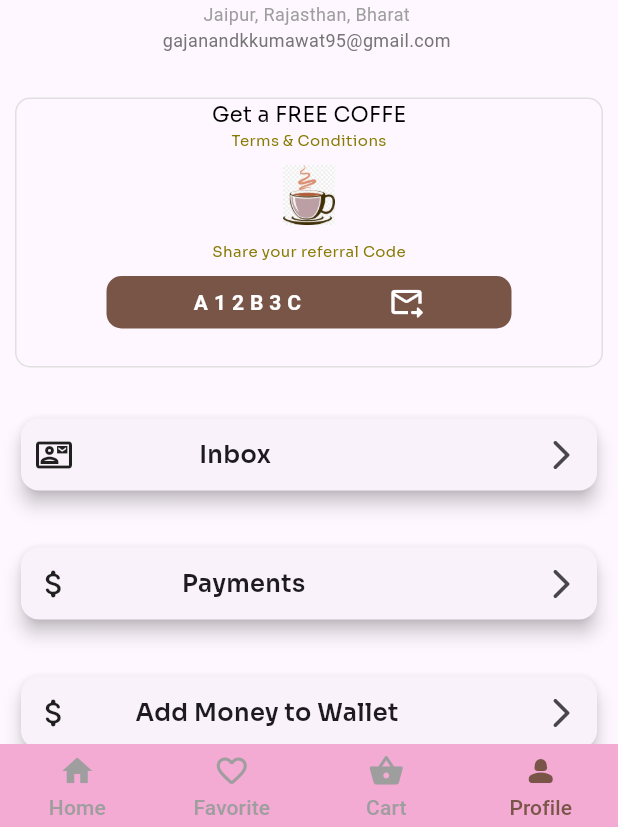
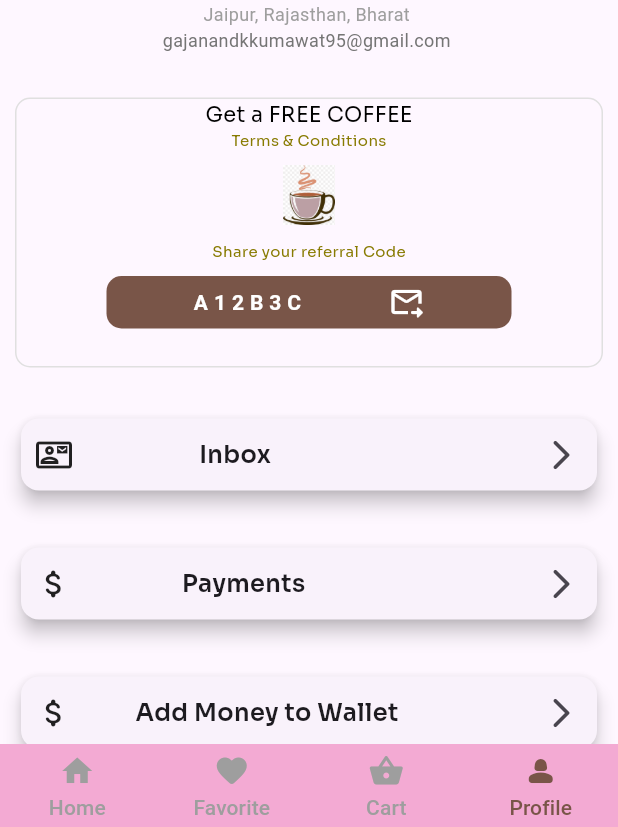
Before and after one commit to DataWhisperer10/coffeeApp, a Flutter app: the BottomNavBar screen opened directly, item 4 of the bottom bar chosen, on a phone screen of 412 x 824 dp. Shown: the part 402-1229 px from the top of the screen. Run offline on Flutter 3.47's test engine with Material 3 defaults, Android fonts, the phone set to English and light mode, and no system bars; our stand-ins replace google_fonts; missing offline and left inert: masonry_grid.

Commit message:
optimized the flow and code

```diff
--- a/lib/bottom_nav_bar.dart
+++ b/lib/bottom_nav_bar.dart
@@ -29,7 +29,7 @@ class _BottomNavBarState extends State<BottomNavBar> {
                 ),
                 Tab(
                   text: "Favorite",
-                  icon: Icon(Icons.favorite_border_rounded),
+                  icon: Icon(Icons.favorite_rounded),
                 ),
                 Tab(
                   text: "Cart",
--- a/lib/main.dart
+++ b/lib/main.dart
@@ -1,4 +1,4 @@
-import 'package:coffee/screens/favorite_screen.dart';
+import 'package:coffee/screens/splash_screen.dart';
 import 'package:flutter/material.dart';
 
 void main() {
@@ -33,7 +33,7 @@ class MyApp extends StatelessWidget {
         colorScheme: ColorScheme.fromSeed(seedColor: Colors.deepPurple),
         useMaterial3: true,
       ),
-      home: const FavoriteScreen(),
+      home: const SplashScreen(),
     );
   }
 }
--- a/lib/screens/favorite_screen.dart
+++ b/lib/screens/favorite_screen.dart
@@ -80,8 +80,8 @@ class _FavoriteScreenState extends State<FavoriteScreen> {
                       ],
                     ),
                     Positioned(
-                        top: 20,
-                        right: 20,
+                        top: 5,
+                        right: 5,
                         child: IconButton(
                             onPressed: () {
                               setState(() {
--- a/lib/screens/item_details.dart
+++ b/lib/screens/item_details.dart
@@ -15,6 +15,11 @@ class _ItemDetailsState extends State<ItemDetails> {
     "M",
     "L",
   ];
+  Map<String, double> cupSizes = {
+    "S": 6.90,
+    "M": 8.40,
+    "L": 10.20,
+  };
   List<bool> isCupSizeSelected = List.filled(3, false);
   bool isFavorite = false;
 
--- a/lib/screens/profile_screen.dart
+++ b/lib/screens/profile_screen.dart
@@ -73,7 +73,7 @@ class _ProfileScreenState extends State<ProfileScreen> {
                     child: Column(
                       children: [
                         Text(
-                          "Get a FREE COFFE",
+                          "Get a FREE COFFEE",
                           style: GoogleFonts.sora(
                               color: Colors.black, fontSize: 14),
                         ),
--- a/lib/screens/register_screen_1.dart
+++ b/lib/screens/register_screen_1.dart
@@ -22,6 +22,8 @@ class _RegisterScreen1State extends State<RegisterScreen1> {
           horizontal: 20.0,
         ),
         child: SafeArea(
+          child: SingleChildScrollView(
+            scrollDirection: Axis.vertical,
             child: Column(
               mainAxisAlignment: MainAxisAlignment.start,
               crossAxisAlignment: CrossAxisAlignment.start,
@@ -84,7 +86,8 @@ class _RegisterScreen1State extends State<RegisterScreen1> {
                               Navigator.push(
                                   context,
                                   MaterialPageRoute(
-                                    builder: (context) => const LoginScreen()));
+                                      builder: (context) =>
+                                          const LoginScreen()));
                             },
                             child: Text(
                               "Login",
@@ -100,6 +103,7 @@ class _RegisterScreen1State extends State<RegisterScreen1> {
                   ),
                 ),
               ],
+            ),
           ),
         ),
       ),
```
Also changed, not shown: lib/screens/home_screen.dart (+2 -6 lines), lib/screens/login_screen.dart (+8 -4 lines), lib/screens/register_screen_2.dart (+5 -2 lines). Lines whose indentation alone changed are shown as unchanged.
